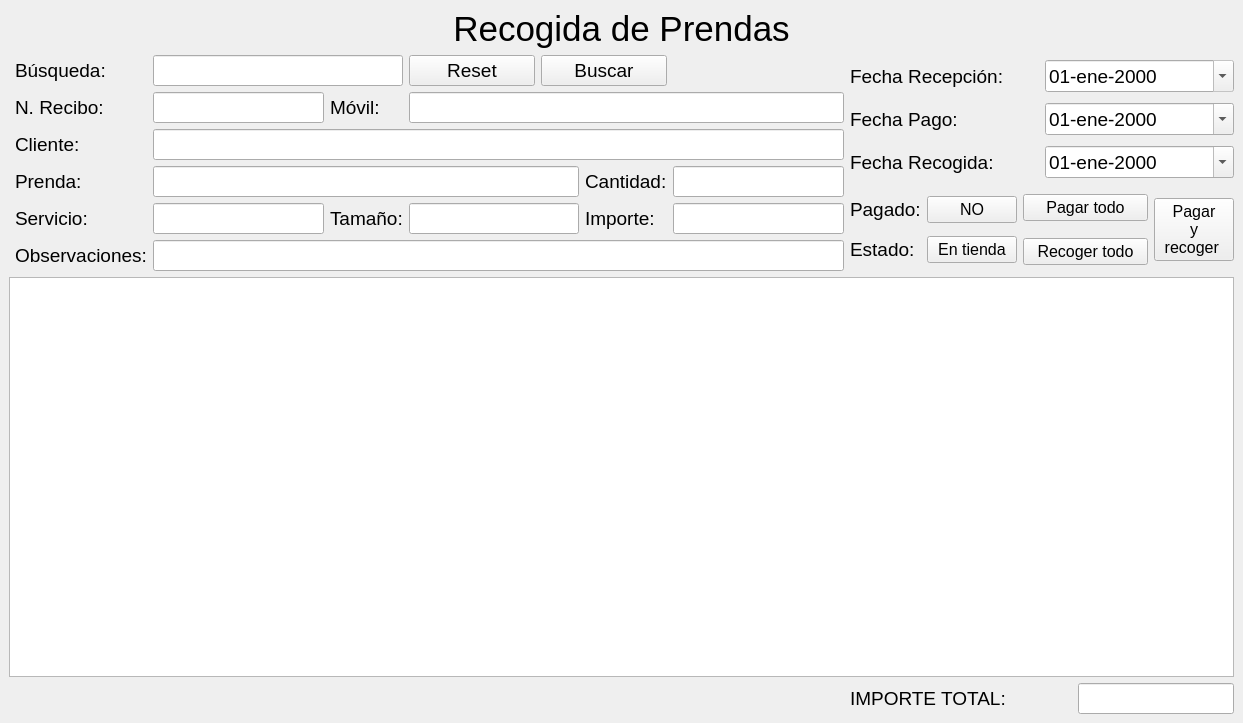
The window that src/recog_prendas/recog_prendas.ui (germanbravolopez/laideal) describes before a commit, drawn with Qt 5.
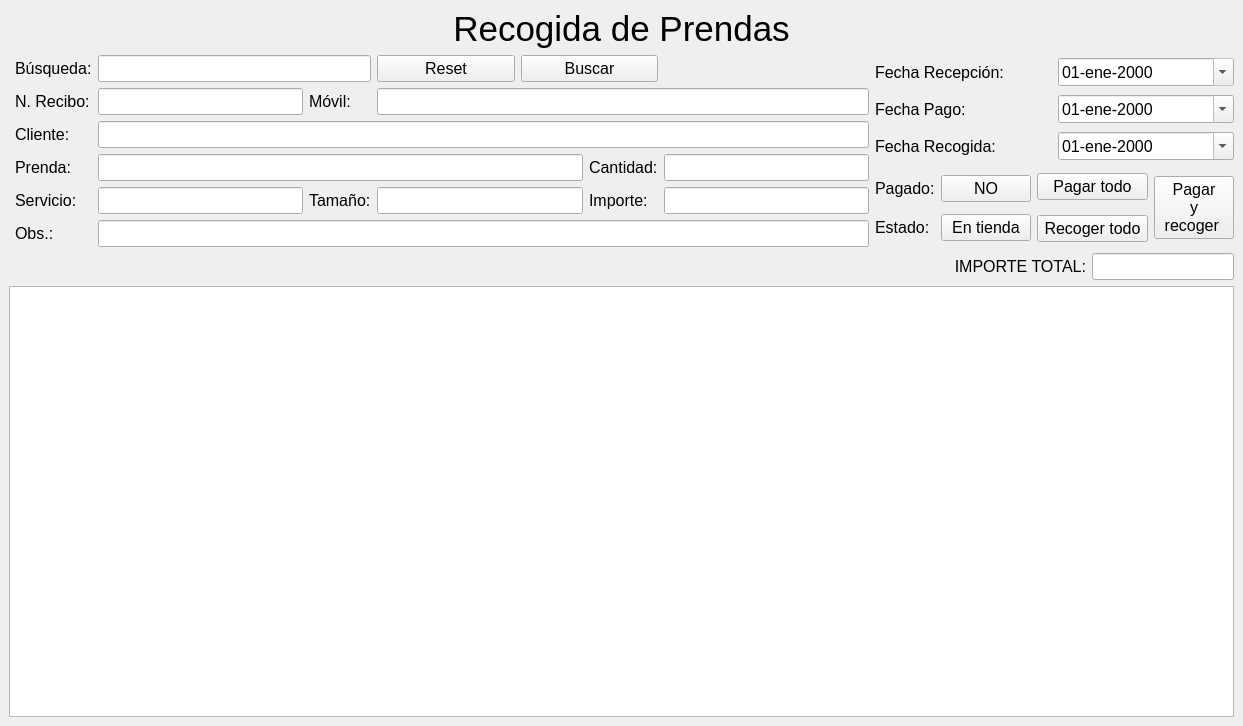
The same window after the commit.

Commit message: adapt sizes, fonts, row heigts and location of objects in recog_prendas

What changed in the file:
```diff
--- a/src/recog_prendas/recog_prendas.ui
+++ b/src/recog_prendas/recog_prendas.ui
@@ -10,7 +10,7 @@
     <x>0</x>
     <y>0</y>
     <width>1243</width>
-    <height>698</height>
+    <height>726</height>
    </rect>
   </property>
   <property name="minimumSize">
@@ -29,29 +29,23 @@
   </property>
   <widget class="QWidget" name="centralwidget">
    <layout class="QGridLayout" name="gridLayout_4">
-    <item row="0" column="0" colspan="6">
-     <widget class="QLabel" name="lbl_title">
+    <item row="2" column="5" rowspan="2">
+     <widget class="QPushButton" name="pb_pay_pku_all">
       <property name="font">
        <font>
-        <family>Arial</family>
-        <pointsize>26</pointsize>
-        <bold>false</bold>
+        <pointsize>12</pointsize>
        </font>
       </property>
-      <property name="cursor">
-       <cursorShape>ArrowCursor</cursorShape>
-      </property>
-      <property name="autoFillBackground">
-       <bool>true</bool>
-      </property>
-      <property name="locale">
-       <locale language="Spanish" country="Spain"/>
+      <property name="toolTip">
+       <string>&lt;html&gt;&lt;head/&gt;&lt;body&gt;&lt;p&gt;Marcar todas las prendas de la búsqueda como pagadas y recogidas en las fecha indicadas por &amp;quot;Fecha Pago&amp;quot; y &amp;quot;Fecha Recogida&amp;quot;.&lt;/p&gt;&lt;/body&gt;&lt;/html&gt;</string>
       </property>
       <property name="text">
-       <string>Recogida de Prendas</string>
+       <string>Pagar
+y
+recoger </string>
       </property>
-      <property name="alignment">
-       <set>Qt::AlignCenter</set>
+      <property name="checkable">
+       <bool>false</bool>
       </property>
      </widget>
     </item>
@@ -62,14 +56,14 @@
         <property name="font">
          <font>
           <family>Arial</family>
-          <pointsize>14</pointsize>
+          <pointsize>12</pointsize>
          </font>
         </property>
         <property name="locale">
          <locale language="Spanish" country="Spain"/>
         </property>
         <property name="text">
-         <string>Observaciones:</string>
+         <string>Obs.:</string>
         </property>
        </widget>
       </item>
@@ -78,7 +72,7 @@
         <property name="font">
          <font>
           <family>Arial</family>
-          <pointsize>14</pointsize>
+          <pointsize>12</pointsize>
          </font>
         </property>
         <property name="locale">
@@ -97,7 +91,7 @@
         <property name="font">
          <font>
           <family>Arial</family>
-          <pointsize>14</pointsize>
+          <pointsize>12</pointsize>
          </font>
         </property>
         <property name="locale">
@@ -113,7 +107,7 @@
         <property name="font">
          <font>
           <family>Arial</family>
-          <pointsize>14</pointsize>
+          <pointsize>12</pointsize>
          </font>
         </property>
         <property name="locale">
@@ -129,7 +123,7 @@
         <property name="font">
          <font>
           <family>Arial</family>
-          <pointsize>14</pointsize>
+          <pointsize>12</pointsize>
          </font>
         </property>
         <property name="locale">
@@ -148,7 +142,7 @@
         <property name="font">
          <font>
           <family>Arial</family>
-          <pointsize>14</pointsize>
+          <pointsize>12</pointsize>
          </font>
         </property>
         <property name="locale">
@@ -164,7 +158,7 @@
         <property name="font">
          <font>
           <family>Arial</family>
-          <pointsize>14</pointsize>
+          <pointsize>12</pointsize>
          </font>
         </property>
         <property name="locale">
@@ -183,7 +177,7 @@
         <property name="font">
          <font>
           <family>Arial</family>
-          <pointsize>14</pointsize>
+          <pointsize>12</pointsize>
          </font>
         </property>
         <property name="locale">
@@ -208,7 +202,7 @@
         <property name="font">
          <font>
           <family>Arial</family>
-          <pointsize>14</pointsize>
+          <pointsize>12</pointsize>
          </font>
         </property>
         <property name="locale">
@@ -224,7 +218,7 @@
         <property name="font">
          <font>
           <family>Arial</family>
-          <pointsize>14</pointsize>
+          <pointsize>12</pointsize>
          </font>
         </property>
         <property name="locale">
@@ -240,7 +234,7 @@
         <property name="font">
          <font>
           <family>Arial</family>
-          <pointsize>14</pointsize>
+          <pointsize>12</pointsize>
          </font>
         </property>
         <property name="toolTip">
@@ -262,7 +256,7 @@
         <property name="font">
          <font>
           <family>Arial</family>
-          <pointsize>14</pointsize>
+          <pointsize>12</pointsize>
          </font>
         </property>
         <property name="locale">
@@ -278,7 +272,7 @@
         <property name="font">
          <font>
           <family>Arial</family>
-          <pointsize>14</pointsize>
+          <pointsize>12</pointsize>
          </font>
         </property>
         <property name="locale">
@@ -294,7 +288,7 @@
         <property name="font">
          <font>
           <family>Arial</family>
-          <pointsize>14</pointsize>
+          <pointsize>12</pointsize>
          </font>
         </property>
         <property name="locale">
@@ -310,7 +304,7 @@
         <property name="font">
          <font>
           <family>Arial</family>
-          <pointsize>14</pointsize>
+          <pointsize>12</pointsize>
          </font>
         </property>
         <property name="toolTip">
@@ -332,7 +326,7 @@
         <property name="font">
          <font>
           <family>Arial</family>
-          <pointsize>14</pointsize>
+          <pointsize>12</pointsize>
          </font>
         </property>
         <property name="locale">
@@ -348,7 +342,7 @@
         <property name="font">
          <font>
           <family>Arial</family>
-          <pointsize>14</pointsize>
+          <pointsize>12</pointsize>
          </font>
         </property>
         <property name="locale">
@@ -367,7 +361,7 @@
         <property name="font">
          <font>
           <family>Arial</family>
-          <pointsize>14</pointsize>
+          <pointsize>12</pointsize>
          </font>
         </property>
         <property name="toolTip">
@@ -389,7 +383,7 @@
         <property name="font">
          <font>
           <family>Arial</family>
-          <pointsize>14</pointsize>
+          <pointsize>12</pointsize>
          </font>
         </property>
         <property name="locale">
@@ -414,7 +408,7 @@
         <property name="font">
          <font>
           <family>Arial</family>
-          <pointsize>14</pointsize>
+          <pointsize>12</pointsize>
          </font>
         </property>
         <property name="toolTip">
@@ -434,7 +428,7 @@
          <widget class="QPushButton" name="pb_reset">
           <property name="font">
            <font>
-            <pointsize>14</pointsize>
+            <pointsize>12</pointsize>
            </font>
           </property>
           <property name="text">
@@ -446,7 +440,7 @@
          <widget class="QPushButton" name="pb_search">
           <property name="font">
            <font>
-            <pointsize>14</pointsize>
+            <pointsize>12</pointsize>
            </font>
           </property>
           <property name="text">
@@ -458,6 +452,48 @@
       </item>
      </layout>
     </item>
+    <item row="6" column="0" colspan="6">
+     <widget class="QTableView" name="tableView">
+      <property name="minimumSize">
+       <size>
+        <width>0</width>
+        <height>400</height>
+       </size>
+      </property>
+      <property name="font">
+       <font>
+        <pointsize>10</pointsize>
+       </font>
+      </property>
+      <property name="locale">
+       <locale language="Spanish" country="Spain"/>
+      </property>
+      <property name="alternatingRowColors">
+       <bool>true</bool>
+      </property>
+      <property name="sortingEnabled">
+       <bool>true</bool>
+      </property>
+     </widget>
+    </item>
+    <item row="3" column="3" colspan="2">
+     <widget class="QPushButton" name="pb_pku_all">
+      <property name="font">
+       <font>
+        <pointsize>12</pointsize>
+       </font>
+      </property>
+      <property name="toolTip">
+       <string>&lt;html&gt;&lt;head/&gt;&lt;body&gt;&lt;p&gt;Marcar todas las prendas de la búsqueda como recogidas en la fecha indicada por &amp;quot;Fecha Recogida&amp;quot;.&lt;/p&gt;&lt;/body&gt;&lt;/html&gt;</string>
+      </property>
+      <property name="text">
+       <string>Recoger todo</string>
+      </property>
+      <property name="checkable">
+       <bool>false</bool>
+      </property>
+     </widget>
+    </item>
     <item row="1" column="2" colspan="4">
      <layout class="QGridLayout" name="gridLayout_2">
       <item row="0" column="0">
@@ -465,7 +501,7 @@
         <property name="font">
          <font>
           <family>Arial</family>
-          <pointsize>14</pointsize>
+          <pointsize>12</pointsize>
          </font>
         </property>
         <property name="locale">
@@ -481,7 +517,7 @@
         <property name="font">
          <font>
           <family>Arial</family>
-          <pointsize>14</pointsize>
+          <pointsize>12</pointsize>
          </font>
         </property>
         <property name="locale">
@@ -503,7 +539,7 @@
         <property name="font">
          <font>
           <family>Arial</family>
-          <pointsize>14</pointsize>
+          <pointsize>12</pointsize>
          </font>
         </property>
         <property name="locale">
@@ -519,7 +555,7 @@
         <property name="font">
          <font>
           <family>Arial</family>
-          <pointsize>14</pointsize>
+          <pointsize>12</pointsize>
          </font>
         </property>
         <property name="toolTip">
@@ -541,7 +577,7 @@
         <property name="font">
          <font>
           <family>Arial</family>
-          <pointsize>14</pointsize>
+          <pointsize>12</pointsize>
          </font>
         </property>
         <property name="locale">
@@ -557,7 +593,7 @@
         <property name="font">
          <font>
           <family>Arial</family>
-          <pointsize>14</pointsize>
+          <pointsize>12</pointsize>
          </font>
         </property>
         <property name="toolTip">
@@ -576,6 +612,32 @@
       </item>
      </layout>
     </item>
+    <item row="0" column="0" colspan="6">
+     <widget class="QLabel" name="lbl_title">
+      <property name="font">
+       <font>
+        <family>Arial</family>
+        <pointsize>26</pointsize>
+        <bold>false</bold>
+       </font>
+      </property>
+      <property name="cursor">
+       <cursorShape>ArrowCursor</cursorShape>
+      </property>
+      <property name="autoFillBackground">
+       <bool>true</bool>
+      </property>
+      <property name="locale">
+       <locale language="Spanish" country="Spain"/>
+      </property>
+      <property name="text">
+       <string>Recogida de Prendas</string>
+      </property>
+      <property name="alignment">
+       <set>Qt::AlignCenter</set>
+      </property>
+     </widget>
+    </item>
     <item row="2" column="2" rowspan="2">
      <layout class="QGridLayout" name="gridLayout_3">
       <item row="0" column="0">
@@ -583,7 +645,7 @@
         <property name="font">
          <font>
           <family>Arial</family>
-          <pointsize>14</pointsize>
+          <pointsize>12</pointsize>
          </font>
         </property>
         <property name="locale">
@@ -596,6 +658,11 @@
       </item>
       <item row="0" column="1" colspan="2">
        <widget class="QPushButton" name="pb_payment">
+        <property name="font">
+         <font>
+          <pointsize>12</pointsize>
+         </font>
+        </property>
         <property name="text">
          <string>NO</string>
         </property>
@@ -609,7 +676,7 @@
         <property name="font">
          <font>
           <family>Arial</family>
-          <pointsize>14</pointsize>
+          <pointsize>12</pointsize>
          </font>
         </property>
         <property name="locale">
@@ -640,6 +707,11 @@
           <height>16777215</height>
          </size>
         </property>
+        <property name="font">
+         <font>
+          <pointsize>12</pointsize>
+         </font>
+        </property>
         <property name="text">
          <string>En tienda</string>
         </property>
@@ -652,6 +724,11 @@
     </item>
     <item row="2" column="3" colspan="2">
      <widget class="QPushButton" name="pb_pay_all">
+      <property name="font">
+       <font>
+        <pointsize>12</pointsize>
+       </font>
+      </property>
       <property name="toolTip">
        <string>&lt;html&gt;&lt;head/&gt;&lt;body&gt;&lt;p&gt;Marcar todas las prendas de la búsqueda como pagadas en la fecha indicada por &amp;quot;Fecha Pago&amp;quot;.&lt;/p&gt;&lt;/body&gt;&lt;/html&gt;</string>
       </property>
@@ -663,75 +740,12 @@
       </property>
      </widget>
     </item>
-    <item row="2" column="5" rowspan="2">
-     <widget class="QPushButton" name="pb_pay_pku_all">
-      <property name="toolTip">
-       <string>&lt;html&gt;&lt;head/&gt;&lt;body&gt;&lt;p&gt;Marcar todas las prendas de la búsqueda como pagadas y recogidas en las fecha indicadas por &amp;quot;Fecha Pago&amp;quot; y &amp;quot;Fecha Recogida&amp;quot;.&lt;/p&gt;&lt;/body&gt;&lt;/html&gt;</string>
-      </property>
-      <property name="text">
-       <string>Pagar
-y
-recoger </string>
-      </property>
-      <property name="checkable">
-       <bool>false</bool>
-      </property>
-     </widget>
-    </item>
-    <item row="3" column="3" colspan="2">
-     <widget class="QPushButton" name="pb_pku_all">
-      <property name="toolTip">
-       <string>&lt;html&gt;&lt;head/&gt;&lt;body&gt;&lt;p&gt;Marcar todas las prendas de la búsqueda como recogidas en la fecha indicada por &amp;quot;Fecha Recogida&amp;quot;.&lt;/p&gt;&lt;/body&gt;&lt;/html&gt;</string>
-      </property>
-      <property name="text">
-       <string>Recoger todo</string>
-      </property>
-      <property name="checkable">
-       <bool>false</bool>
-      </property>
-     </widget>
-    </item>
-    <item row="4" column="0" colspan="6">
-     <widget class="QTableView" name="tableView">
-      <property name="minimumSize">
-       <size>
-        <width>0</width>
-        <height>400</height>
-       </size>
-      </property>
-      <property name="locale">
-       <locale language="Spanish" country="Spain"/>
-      </property>
-      <property name="alternatingRowColors">
-       <bool>true</bool>
-      </property>
-      <property name="sortingEnabled">
-       <bool>true</bool>
-      </property>
-     </widget>
-    </item>
-    <item row="5" column="2" colspan="2">
-     <widget class="QLabel" name="lbl_total_price">
-      <property name="font">
-       <font>
-        <family>Arial</family>
-        <pointsize>14</pointsize>
-       </font>
-      </property>
-      <property name="locale">
-       <locale language="Spanish" country="Spain"/>
-      </property>
-      <property name="text">
-       <string>IMPORTE TOTAL:</string>
-      </property>
-     </widget>
-    </item>
-    <item row="5" column="4" colspan="2">
+    <item row="4" column="4" colspan="2">
      <widget class="QLineEdit" name="le_total_price">
       <property name="font">
        <font>
         <family>Arial</family>
-        <pointsize>14</pointsize>
+        <pointsize>12</pointsize>
        </font>
       </property>
       <property name="locale">
@@ -745,6 +759,25 @@
       </property>
      </widget>
     </item>
+    <item row="4" column="2" colspan="2">
+     <widget class="QLabel" name="lbl_total_price">
+      <property name="font">
+       <font>
+        <family>Arial</family>
+        <pointsize>12</pointsize>
+       </font>
+      </property>
+      <property name="locale">
+       <locale language="Spanish" country="Spain"/>
+      </property>
+      <property name="text">
+       <string>IMPORTE TOTAL:</string>
+      </property>
+      <property name="alignment">
+       <set>Qt::AlignRight|Qt::AlignTrailing|Qt::AlignVCenter</set>
+      </property>
+     </widget>
+    </item>
    </layout>
   </widget>
  </widget>
```
Left out of the diff: 1 changed line with no effect on the pictures. The commit also changes 6 other files.
